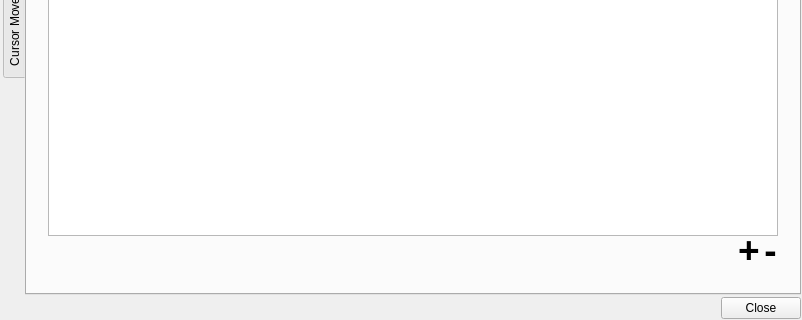
Old version of the form ui/various_dialogs/DataEditDialog.ui in the repository AmirHammouteneEI/ScheduledPasteAndKeys; both pictures show x 0 to 802 and y 245 to 565 of the 802 by 565 pixel window.
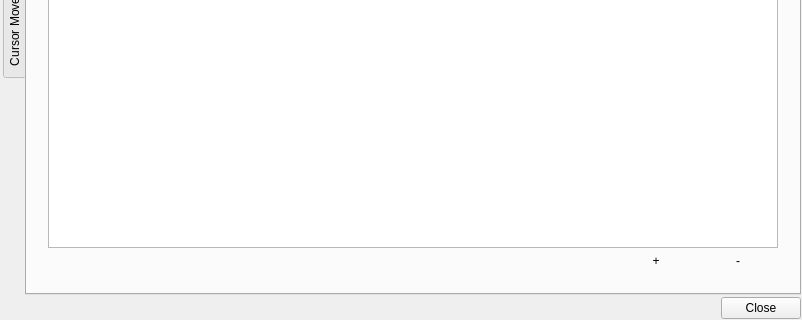
New version of the form. Custom widgets are drawn as their Qt base class.

Commit message: ready for version 1.6 ; whole UI change for modern style (adding images)

Diff of the .ui file:
```diff
--- a/ui/various_dialogs/DataEditDialog.ui
+++ b/ui/various_dialogs/DataEditDialog.ui
@@ -225,27 +225,6 @@
            </item>
            <item>
             <widget class="QPushButton" name="addSentenceButton">
-             <property name="sizePolicy">
-              <sizepolicy hsizetype="Minimum" vsizetype="Minimum">
-               <horstretch>0</horstretch>
-               <verstretch>0</verstretch>
-              </sizepolicy>
-             </property>
-             <property name="maximumSize">
-              <size>
-               <width>45</width>
-               <height>45</height>
-              </size>
-             </property>
-             <property name="font">
-              <font>
-               <pointsize>28</pointsize>
-               <bold>true</bold>
-              </font>
-             </property>
-             <property name="styleSheet">
-              <string notr="true">QPushButton{padding-top:-10px;}</string>
-             </property>
              <property name="text">
               <string notr="true">+</string>
              </property>
@@ -256,27 +235,6 @@
            </item>
            <item>
             <widget class="QPushButton" name="removeSentenceButton">
-             <property name="sizePolicy">
-              <sizepolicy hsizetype="Minimum" vsizetype="Minimum">
-               <horstretch>0</horstretch>
-               <verstretch>0</verstretch>
-              </sizepolicy>
-             </property>
-             <property name="maximumSize">
-              <size>
-               <width>45</width>
-               <height>45</height>
-              </size>
-             </property>
-             <property name="font">
-              <font>
-               <pointsize>28</pointsize>
-               <bold>true</bold>
-              </font>
-             </property>
-             <property name="styleSheet">
-              <string notr="true">QPushButton{padding-top:-10px;}</string>
-             </property>
              <property name="text">
               <string notr="true">-</string>
              </property>
```
Left out of the diff: 84 changed lines with no effect on the pictures. The commit also changes 109 other files.
